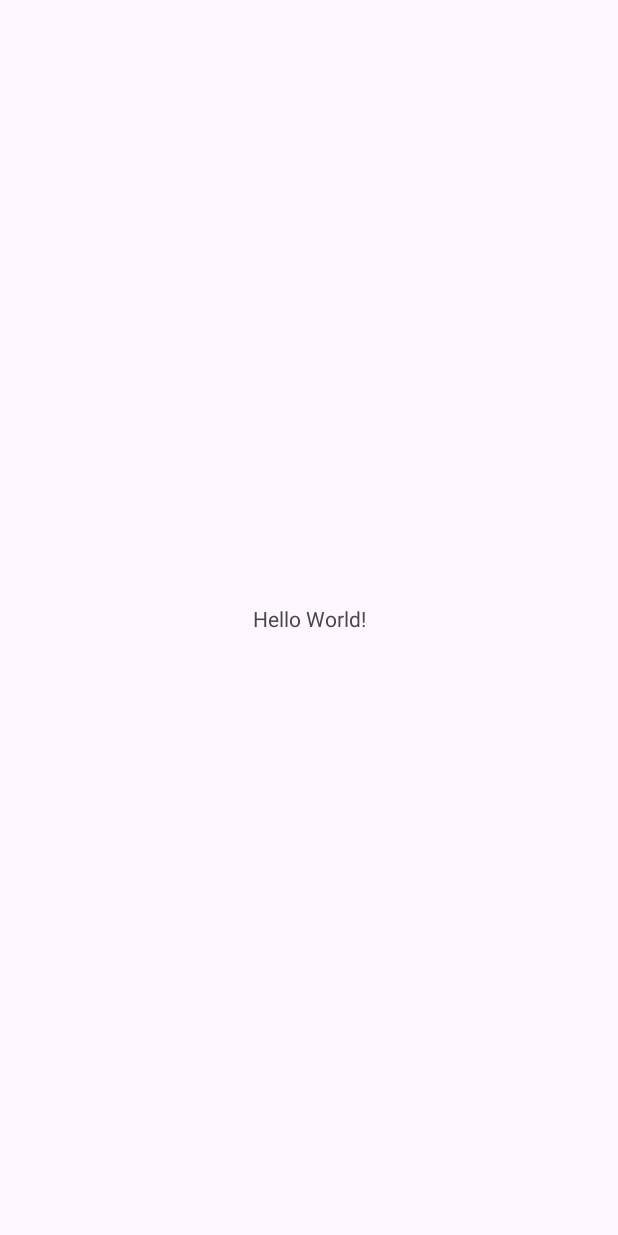
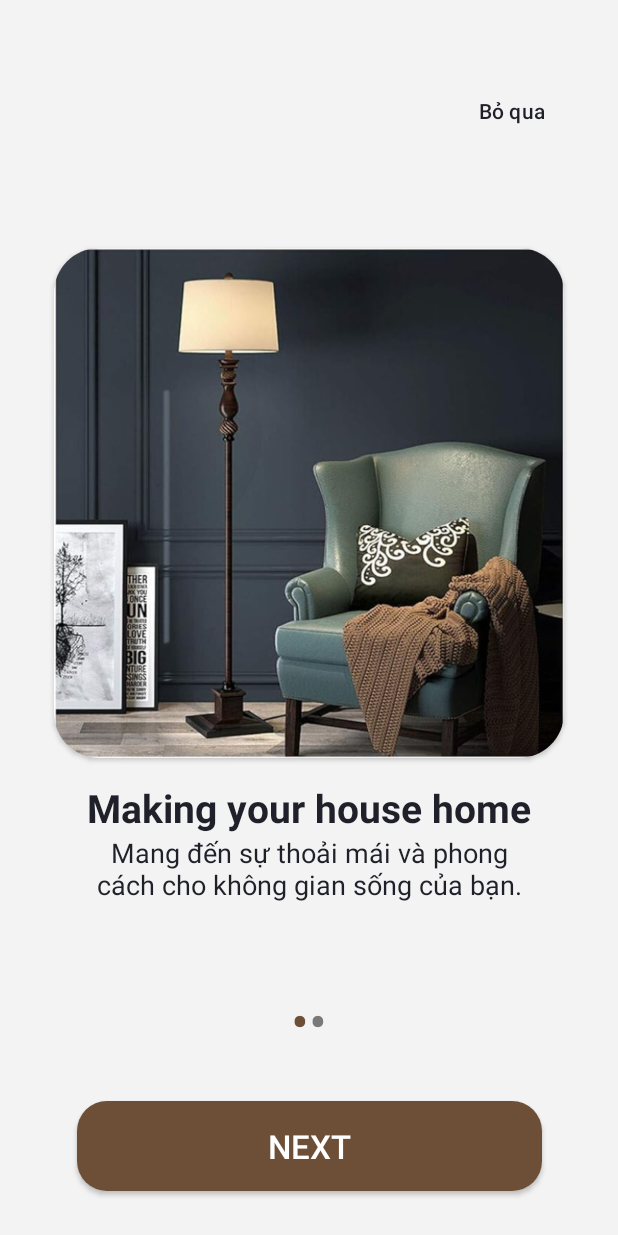
Before and after one commit to leos0509/DonotaMobileApp, an Android app: the screen it shows after launch (MainActivity before the commit, SplashScreenActivity after it), on a phone screen of 412 x 824 dp. Before the commit the screen is almost empty. Run offline under Robolectric (Android 15) with nearby library versions, the phone set to English and light mode, and no system bars.

Commit message:
SplashScreen

```diff
--- a/app/build.gradle.kts
+++ b/app/build.gradle.kts
@@ -26,6 +26,9 @@ android {
         sourceCompatibility = JavaVersion.VERSION_1_8
         targetCompatibility = JavaVersion.VERSION_1_8
     }
+    buildFeatures {
+        viewBinding = true
+    }
 }
 
 dependencies {
--- a/app/src/main/AndroidManifest.xml
+++ b/app/src/main/AndroidManifest.xml
@@ -13,7 +13,13 @@
         android:theme="@style/Theme.DonotaMobileApp"
         tools:targetApi="31">
         <activity
+            android:name=".mainscreen"
+            android:exported="false" />
+        <activity
             android:name=".MainActivity"
+            android:exported="false" />
+        <activity
+            android:name=".SplashScreenActivity"
             android:exported="true">
             <intent-filter>
                 <action android:name="android.intent.action.MAIN" />
--- /dev/null
+++ b/app/src/main/java/com/donota/adapters/ViewPagerAdapter.java
@@ -0,0 +1,67 @@
+package com.donota.adapters;
+
+import android.content.Context;
+import android.view.LayoutInflater;
+import android.view.View;
+import android.view.ViewGroup;
+import android.widget.ImageView;
+import android.widget.LinearLayout;
+import android.widget.TextView;
+
+import androidx.annotation.NonNull;
+import androidx.constraintlayout.widget.ConstraintLayout;
+import androidx.viewpager.widget.PagerAdapter;
+
+import com.donota.donotamobileapp.R;
+
+public class ViewPagerAdapter extends PagerAdapter {
+    Context context;
+    int images [] = {
+            R.drawable.src_2,
+            R.drawable.src_3
+    };
+
+    int headings[] = {
+            R.string.heading_1,
+            R.string.heading_2
+    };
+    int description[] = {
+            R.string.desc_1,
+            R.string.desc_2
+    };
+    public ViewPagerAdapter(Context context) {
+        this.context = context;
+
+    }
+    @Override
+    public int getCount() {
+        return headings.length;
+    }
+
+    @Override
+    public boolean isViewFromObject(@NonNull View view, @NonNull Object object) {
+        return view == (ConstraintLayout) object;
+    }
+
+    @NonNull
+    @Override
+    public Object instantiateItem(@NonNull ViewGroup container, int position) {
+        LayoutInflater layoutInflater = (LayoutInflater) context.getSystemService(context.LAYOUT_INFLATER_SERVICE);
+        View view = layoutInflater.inflate(R.layout.slider_layout,container,false);
+        ImageView slidetitleimage = (ImageView) view.findViewById(R.id.imv_bst);
+        TextView slideheading = (TextView) view.findViewById(R.id.txt_title);
+        TextView slideDescription = (TextView) view.findViewById(R.id.txt_content);
+
+        slidetitleimage.setImageResource(images[position]);
+        slideheading.setText(headings[position]);
+        slideDescription.setText(description[position]);
+        container.addView(view);
+        return  view;
+    }
+
+    @Override
+    public void destroyItem(@NonNull ViewGroup container, int position, @NonNull Object object) {
+        container.removeView((LinearLayout)object);
+
+    }
+}
--- a/app/src/main/java/com/donota/donotamobileapp/MainActivity.java
+++ b/app/src/main/java/com/donota/donotamobileapp/MainActivity.java
@@ -14,11 +14,6 @@ public class MainActivity extends AppCompatActivity {
     protected void onCreate(Bundle savedInstanceState) {
         super.onCreate(savedInstanceState);
         EdgeToEdge.enable(this);
-        setContentView(R.layout.activity_main);
-        ViewCompat.setOnApplyWindowInsetsListener(findViewById(R.id.main), (v, insets) -> {
-            Insets systemBars = insets.getInsets(WindowInsetsCompat.Type.systemBars());
-            v.setPadding(systemBars.left, systemBars.top, systemBars.right, systemBars.bottom);
-            return insets;
-        });
+        setContentView(R.layout.activity_ordersuccess);
     }
 }
--- /dev/null
+++ b/app/src/main/java/com/donota/donotamobileapp/SplashScreenActivity.java
@@ -0,0 +1,102 @@
+package com.donota.donotamobileapp;
+
+import android.content.Intent;
+import android.os.Bundle;
+import android.text.Html;
+import android.view.View;
+import android.widget.Button;
+import android.widget.LinearLayout;
+import android.widget.TextView;
+
+import androidx.activity.EdgeToEdge;
+import androidx.appcompat.app.AppCompatActivity;
+import androidx.core.graphics.Insets;
+import androidx.core.view.ViewCompat;
+import androidx.core.view.WindowInsetsCompat;
+import androidx.viewpager.widget.ViewPager;
+
+import com.donota.adapters.ViewPagerAdapter;
+import com.donota.donotamobileapp.databinding.ActivitySplashScreenBinding;
+
+public class SplashScreenActivity extends AppCompatActivity {
+    ViewPager mSlideViewPager;
+    LinearLayout mDotLayout;
+    Button btn_next, btn_skip;
+    TextView[] dots;
+    ViewPagerAdapter viewPagerAdapter;
+    ActivitySplashScreenBinding binding;
+
+    @Override
+    protected void onCreate(Bundle savedInstanceState) {
+        super.onCreate(savedInstanceState);
+        binding = ActivitySplashScreenBinding.inflate(getLayoutInflater());
+        EdgeToEdge.enable(this);
+        setContentView(binding.getRoot());
+
+        btn_next = binding.btnNext;
+        btn_skip = binding.btnSkip;
+
+        btn_skip.setOnClickListener(new View.OnClickListener() {
+            @Override
+            public void onClick(View view) {
+                Intent i = new Intent(SplashScreenActivity.this, MainActivity.class);
+                startActivity(i);
+                finish();
+            }
+        });
+
+        btn_next.setOnClickListener(new View.OnClickListener() {
+            @Override
+            public void onClick(View view) {
+                if (getItem(0) < 1)
+                    mSlideViewPager.setCurrentItem(getItem(1), true);
+                else {
+                    Intent i = new Intent(SplashScreenActivity.this, MainActivity.class);
+                    startActivity(i);
+                    finish();
+                }
+            }
+        });
+
+        mSlideViewPager = binding.slideViewPager;
+        mDotLayout = binding.indicatorLayout;
+        viewPagerAdapter = new ViewPagerAdapter(this);
+        mSlideViewPager.setAdapter(viewPagerAdapter);
+        setUpIndicator(0);
+        mSlideViewPager.addOnPageChangeListener(viewListener);
+    }
+
+    public void setUpIndicator(int position) {
+        dots = new TextView[2];
+        mDotLayout.removeAllViews();
+        for (int i = 0; i < dots.length; i++) {
+            dots[i] = new TextView(this);
+            dots[i].setText(Html.fromHtml("&#8226"));
+            dots[i].setTextSize(35);
+            dots[i].setTextColor(getResources().getColor(R.color.secondary1, getApplicationContext().getTheme()));
+            mDotLayout.addView(dots[i]);
+        }
+        dots[position].setTextColor(getResources().getColor(R.color.primary1, getApplicationContext().getTheme()));
+    }
+
+    ViewPager.OnPageChangeListener viewListener = new ViewPager.OnPageChangeListener() {
+        @Override
+        public void onPageScrolled(int position, float positionOffset, int positionOffsetPixels) {
+
+        }
+
+        @Override
+        public void onPageSelected(int position) {
+            setUpIndicator(position);
+        }
+
+        @Override
+        public void onPageScrollStateChanged(int state) {
+
+        }
+    };
+
+    private int getItem(int i) {
+        return mSlideViewPager.getCurrentItem() + i;
+    }
+}
--- /dev/null
+++ b/app/src/main/res/drawable/background_button.xml
@@ -0,0 +1,5 @@
+<?xml version="1.0" encoding="utf-8"?>
+<shape xmlns:android="http://schemas.android.com/apk/res/android">
+    <solid android:color="@color/primary1" />
+    <corners android:radius="20dp" />
+</shape>
--- /dev/null
+++ b/app/src/main/res/drawable/carview_bg.xml
@@ -0,0 +1,6 @@
+<?xml version="1.0" encoding="utf-8"?>
+<shape xmlns:android="http://schemas.android.com/apk/res/android">
+    <solid android:color="@android:color/transparent" />
+    <stroke android:width="2dp" android:color="@color/secondary2" /> <!-- Change the color here -->
+    <corners android:radius="20dp" />
+</shape>
--- /dev/null
+++ b/app/src/main/res/drawable/check_circle.xml
@@ -0,0 +1,5 @@
+<vector android:height="24dp" android:tint="#6D4F37"
+    android:viewportHeight="24" android:viewportWidth="24"
+    android:width="24dp" xmlns:android="http://schemas.android.com/apk/res/android">
+    <path android:fillColor="@android:color/white" android:pathData="M12,2C6.48,2 2,6.48 2,12s4.48,10 10,10 10,-4.48 10,-10S17.52,2 12,2zM10,17l-5,-5 1.41,-1.41L10,14.17l7.59,-7.59L19,8l-9,9z"/>
+</vector>
--- /dev/null
+++ b/app/src/main/res/drawable/copy.xml
@@ -0,0 +1,5 @@
+<vector android:height="24dp" android:tint="@color/primary2"
+    android:viewportHeight="24" android:viewportWidth="24"
+    android:width="24dp" xmlns:android="http://schemas.android.com/apk/res/android">
+    <path android:fillColor="@android:color/white" android:pathData="M16,1L4,1c-1.1,0 -2,0.9 -2,2v14h2L4,3h12L16,1zM19,5L8,5c-1.1,0 -2,0.9 -2,2v14c0,1.1 0.9,2 2,2h11c1.1,0 2,-0.9 2,-2L21,7c0,-1.1 -0.9,-2 -2,-2zM19,21L8,21L8,7h11v14z"/>
+</vector>
--- a/app/src/main/res/layout/activity_main.xml
+++ /dev/null
@@ -1,19 +0,0 @@
-<?xml version="1.0" encoding="utf-8"?>
-<androidx.constraintlayout.widget.ConstraintLayout xmlns:android="http://schemas.android.com/apk/res/android"
-    xmlns:app="http://schemas.android.com/apk/res-auto"
-    xmlns:tools="http://schemas.android.com/tools"
-    android:id="@+id/main"
-    android:layout_width="match_parent"
-    android:layout_height="match_parent"
-    tools:context=".MainActivity">
-
-    <TextView
-        android:layout_width="wrap_content"
-        android:layout_height="wrap_content"
-        android:text="Hello World!"
-        app:layout_constraintBottom_toBottomOf="parent"
-        app:layout_constraintEnd_toEndOf="parent"
-        app:layout_constraintStart_toStartOf="parent"
-        app:layout_constraintTop_toTopOf="parent" />
-
-</androidx.constraintlayout.widget.ConstraintLayout>
--- /dev/null
+++ b/app/src/main/res/layout/activity_splash_screen.xml
@@ -0,0 +1,66 @@
+<?xml version="1.0" encoding="utf-8"?>
+<androidx.constraintlayout.widget.ConstraintLayout xmlns:android="http://schemas.android.com/apk/res/android"
+    android:layout_width="match_parent"
+    android:layout_height="match_parent"
+    xmlns:app="http://schemas.android.com/apk/res-auto"
+    xmlns:tools="http://schemas.android.com/tools"
+    android:background="@color/gray"
+    android:orientation="vertical"
+    tools:context=".SplashScreenActivity">
+    <Button
+        android:id="@+id/btnSkip"
+        android:layout_width="wrap_content"
+        android:layout_height="wrap_content"
+        android:text="Bỏ qua"
+        android:textSize="14sp"
+        android:backgroundTint="@color/gray"
+        android:textColor="@color/primary2"
+        app:layout_constraintEnd_toEndOf="parent"
+        android:layout_marginHorizontal="25dp"
+        app:layout_constraintTop_toTopOf="parent"
+        android:layout_marginVertical="50dp"/>
+    <androidx.viewpager.widget.ViewPager
+        android:id="@+id/slideViewPager"
+        android:layout_width="match_parent"
+        android:layout_height="match_parent"
+        android:layout_marginVertical="150dp"
+        app:layout_constraintTop_toTopOf="parent"
+        app:layout_constraintBottom_toBottomOf="parent"
+        app:layout_constraintStart_toStartOf="parent"
+        app:layout_constraintEnd_toEndOf="parent"/>
+
+
+    <androidx.appcompat.widget.AppCompatButton
+        android:id="@+id/btnNext"
+        android:layout_width="310dp"
+        android:layout_height="wrap_content"
+        android:text="NEXT"
+        android:textSize="22sp"
+        android:textColor="#FFFFFF"
+        android:background="@drawable/background_button"
+        app:layout_constraintTop_toBottomOf="@id/slideViewPager"
+        app:layout_constraintStart_toStartOf="parent"
+        android:layout_marginTop="60dp"
+        android:padding="15dp"
+        app:layout_constraintEnd_toEndOf="parent"/>
+
+    <LinearLayout
+        android:id="@+id/indicator_layout"
+        android:layout_width="wrap_content"
+        android:layout_height="wrap_content"
+        android:orientation="horizontal"
+        app:layout_constraintBottom_toBottomOf="parent"
+        app:layout_constraintEnd_toEndOf="parent"
+        app:layout_constraintBottom_toTopOf="@+id/btnNext"
+        android:layout_marginBottom="30dp"
+        app:layout_constraintStart_toStartOf="parent">
+
+    </LinearLayout>
+
+
+
+
+
+
+
+</androidx.constraintlayout.widget.ConstraintLayout>
--- /dev/null
+++ b/app/src/main/res/layout/slider_layout.xml
@@ -0,0 +1,51 @@
+<?xml version="1.0" encoding="utf-8"?>
+<androidx.constraintlayout.widget.ConstraintLayout xmlns:android="http://schemas.android.com/apk/res/android"
+    android:layout_width="match_parent"
+    android:layout_height="match_parent"
+    xmlns:app="http://schemas.android.com/apk/res-auto"
+    xmlns:tools="http://schemas.android.com/tools"
+    android:background="@color/gray"
+    android:orientation="vertical"
+    tools:context=".SplashScreenActivity">
+    <androidx.cardview.widget.CardView
+        android:id="@+id/cv_bst"
+        android:layout_width="340dp"
+        android:layout_height="340dp"
+        app:cardCornerRadius="30dp"
+        android:layout_marginVertical="15dp"
+        app:layout_constraintStart_toStartOf="parent"
+        app:layout_constraintEnd_toEndOf="parent"
+        app:layout_constraintTop_toTopOf="parent">
+        <ImageView
+            android:id="@+id/imv_bst"
+            android:layout_width="wrap_content"
+            android:adjustViewBounds="true"
+            android:scaleType="centerCrop"
+            android:layout_height="match_parent"
+            android:src="@drawable/src_2"
+            android:background="@drawable/carview_bg"/>
+    </androidx.cardview.widget.CardView>
+    <TextView
+        android:id="@+id/txt_title"
+        android:layout_width="wrap_content"
+        android:layout_height="wrap_content"
+        android:text="@string/heading_1"
+        android:textSize="26sp"
+        android:textStyle="bold"
+        android:textColor="@color/primary2"
+        app:layout_constraintTop_toBottomOf="@id/cv_bst"
+        app:layout_constraintStart_toStartOf="parent"
+        app:layout_constraintEnd_toEndOf="parent"
+        android:layout_marginTop="15dp"/>
+    <TextView
+        android:id="@+id/txt_content"
+        android:layout_width="300dp"
+        android:layout_height="wrap_content"
+        android:text="@string/desc_1"
+        android:textColor="@color/primary2"
+        android:textSize="18sp"
+        app:layout_constraintTop_toBottomOf="@id/txt_title"
+        android:gravity="center"
+        app:layout_constraintStart_toStartOf="parent"
+        app:layout_constraintEnd_toEndOf="parent"/>
+</androidx.constraintlayout.widget.ConstraintLayout>
--- a/app/src/main/res/values/colors.xml
+++ b/app/src/main/res/values/colors.xml
@@ -1,5 +1,9 @@
-<?xml version="1.0" encoding="utf-8"?>
 <resources>
     <color name="black">#FF000000</color>
     <color name="white">#FFFFFFFF</color>
+    <color name="primary1">#6D4F37</color>
+    <color name="primary2">#1F2029</color>
+    <color name="secondary1">#797979</color>
+    <color name="secondary2">#C5B9AF</color>
+    <color name="gray">#F3F3F3</color>
 </resources>
--- a/app/src/main/res/values/strings.xml
+++ b/app/src/main/res/values/strings.xml
@@ -1,3 +1,9 @@
 <resources>
-    <string name="app_name">Donota Mobile App</string>
+    <string name="app_name">Doancuoiky</string>
+    // Headings
+    <string name="heading_1"> Making your house home</string>
+    <string name="heading_2">Discover the essence of home</string>
+    // Description
+    <string name="desc_1">Mang đến sự thoải mái và phong cách cho không gian sống của bạn.</string>
+    <string name="desc_2">Khám phá bộ sưu tập tuyển chọn của chúng tôi để tìm những món đồ phản ánh phong cách và cá tính độc đáo của bạn.</string>
 </resources>
```
Also changed, not shown: app/src/main/res/layout/activity_ordersuccess.xml (added, +61 -0 lines), app/src/main/res/drawable/check.jpg (added), app/src/main/res/drawable/src_2.png (added), app/src/main/res/drawable/src_3.jpg (added).
